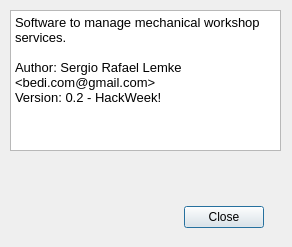
bedi1982/Oficina, file About.ui: the form before one commit.
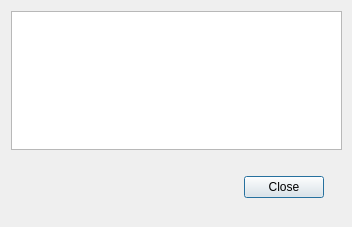
The form after the commit. Icons and pictures are not drawn.

The edit to the form file:
```diff
--- a/About.ui
+++ b/About.ui
@@ -6,19 +6,19 @@
    <rect>
     <x>0</x>
     <y>0</y>
-    <width>292</width>
-    <height>247</height>
+    <width>352</width>
+    <height>227</height>
    </rect>
   </property>
   <property name="minimumSize">
    <size>
-    <width>292</width>
+    <width>350</width>
     <height>159</height>
    </size>
   </property>
   <property name="maximumSize">
    <size>
-    <width>292</width>
+    <width>352</width>
     <height>250</height>
    </size>
   </property>
@@ -29,38 +29,11 @@
    <iconset resource="resources/images.qrc">
     <normaloff>:/emoticons/service.png</normaloff>:/emoticons/service.png</iconset>
   </property>
-  <widget class="QWidget" name="verticalLayoutWidget">
-   <property name="geometry">
-    <rect>
-     <x>10</x>
-     <y>10</y>
-     <width>271</width>
-     <height>141</height>
-    </rect>
-   </property>
-   <layout class="QVBoxLayout" name="verticalLayout">
-    <item>
-     <widget class="QTextBrowser" name="textBrowser">
-      <property name="html">
-       <string>&lt;!DOCTYPE HTML PUBLIC &quot;-//W3C//DTD HTML 4.0//EN&quot; &quot;http://www.w3.org/TR/REC-html40/strict.dtd&quot;&gt;
-&lt;html&gt;&lt;head&gt;&lt;meta name=&quot;qrichtext&quot; content=&quot;1&quot; /&gt;&lt;style type=&quot;text/css&quot;&gt;
-p, li { white-space: pre-wrap; }
-&lt;/style&gt;&lt;/head&gt;&lt;body style=&quot; font-family:'Noto Sans'; font-size:10pt; font-weight:400; font-style:normal;&quot;&gt;
-&lt;p style=&quot; margin-top:0px; margin-bottom:0px; margin-left:0px; margin-right:0px; -qt-block-indent:0; text-indent:0px;&quot;&gt;Software to manage mechanical workshop services.&lt;/p&gt;
-&lt;p style=&quot;-qt-paragraph-type:empty; margin-top:0px; margin-bottom:0px; margin-left:0px; margin-right:0px; -qt-block-indent:0; text-indent:0px;&quot;&gt;&lt;br /&gt;&lt;/p&gt;
-&lt;p style=&quot; margin-top:0px; margin-bottom:0px; margin-left:0px; margin-right:0px; -qt-block-indent:0; text-indent:0px;&quot;&gt;Author: Sergio Rafael Lemke &amp;lt;bedi.com@gmail.com&amp;gt;&lt;/p&gt;
-&lt;p style=&quot; margin-top:0px; margin-bottom:0px; margin-left:0px; margin-right:0px; -qt-block-indent:0; text-indent:0px;&quot;&gt;Version: 0.2 - HackWeek!&lt;/p&gt;
-&lt;p style=&quot;-qt-paragraph-type:empty; margin-top:0px; margin-bottom:0px; margin-left:0px; margin-right:0px; -qt-block-indent:0; text-indent:0px;&quot;&gt;&lt;br /&gt;&lt;/p&gt;&lt;/body&gt;&lt;/html&gt;</string>
-      </property>
-     </widget>
-    </item>
-   </layout>
-  </widget>
   <widget class="QLabel" name="label">
    <property name="geometry">
     <rect>
-     <x>20</x>
-     <y>170</y>
+     <x>30</x>
+     <y>150</y>
      <width>61</width>
      <height>61</height>
     </rect>
@@ -75,8 +48,8 @@
   <widget class="QDialogButtonBox" name="buttonBox">
    <property name="geometry">
     <rect>
-     <x>90</x>
-     <y>200</y>
+     <x>150</x>
+     <y>170</y>
      <width>174</width>
      <height>34</height>
     </rect>
@@ -85,6 +58,23 @@
     <set>QDialogButtonBox::Close</set>
    </property>
   </widget>
+  <widget class="QTextBrowser" name="textBrowser">
+   <property name="geometry">
+    <rect>
+     <x>11</x>
+     <y>11</y>
+     <width>331</width>
+     <height>139</height>
+    </rect>
+   </property>
+   <property name="html">
+    <string>&lt;!DOCTYPE HTML PUBLIC &quot;-//W3C//DTD HTML 4.0//EN&quot; &quot;http://www.w3.org/TR/REC-html40/strict.dtd&quot;&gt;
+&lt;html&gt;&lt;head&gt;&lt;meta name=&quot;qrichtext&quot; content=&quot;1&quot; /&gt;&lt;style type=&quot;text/css&quot;&gt;
+p, li { white-space: pre-wrap; }
+&lt;/style&gt;&lt;/head&gt;&lt;body style=&quot; font-family:'Noto Sans'; font-size:10pt; font-weight:400; font-style:normal;&quot;&gt;
+&lt;p style=&quot;-qt-paragraph-type:empty; margin-top:0px; margin-bottom:0px; margin-left:0px; margin-right:0px; -qt-block-indent:0; text-indent:0px;&quot;&gt;&lt;br /&gt;&lt;/p&gt;&lt;/body&gt;&lt;/html&gt;</string>
+   </property>
+  </widget>
  </widget>
  <resources>
   <include location="resources/images.qrc"/>
```
